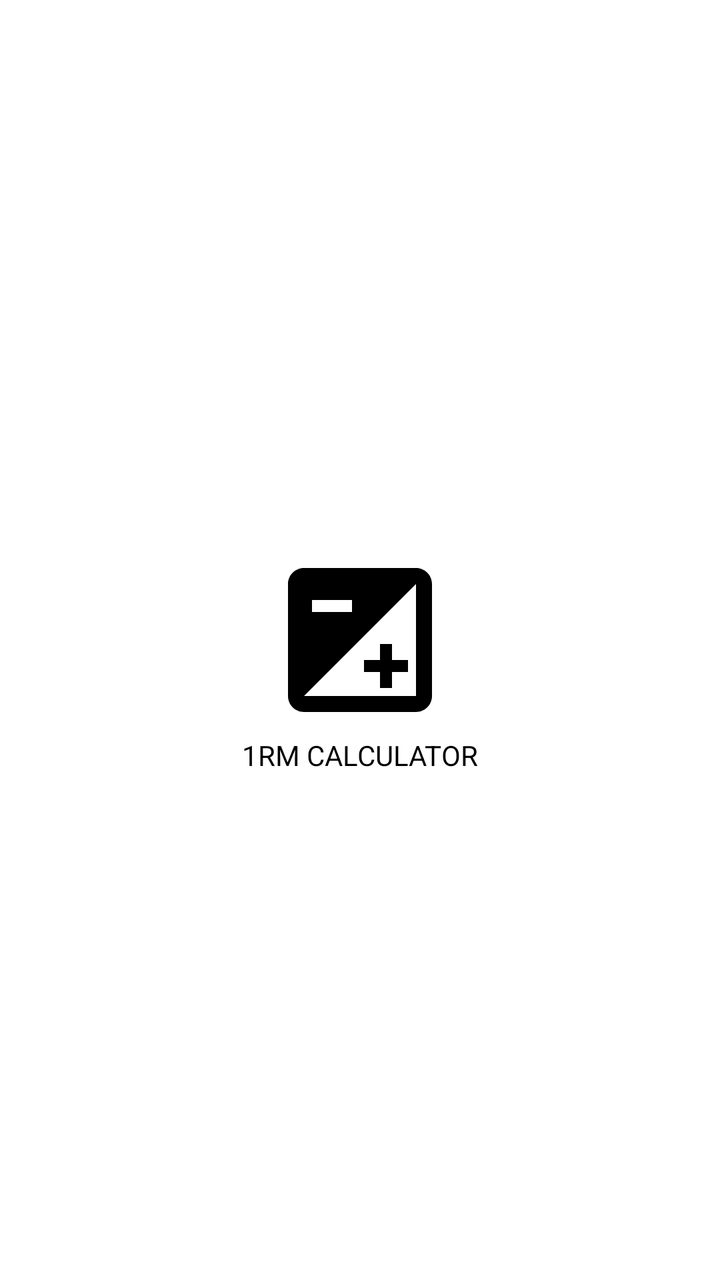
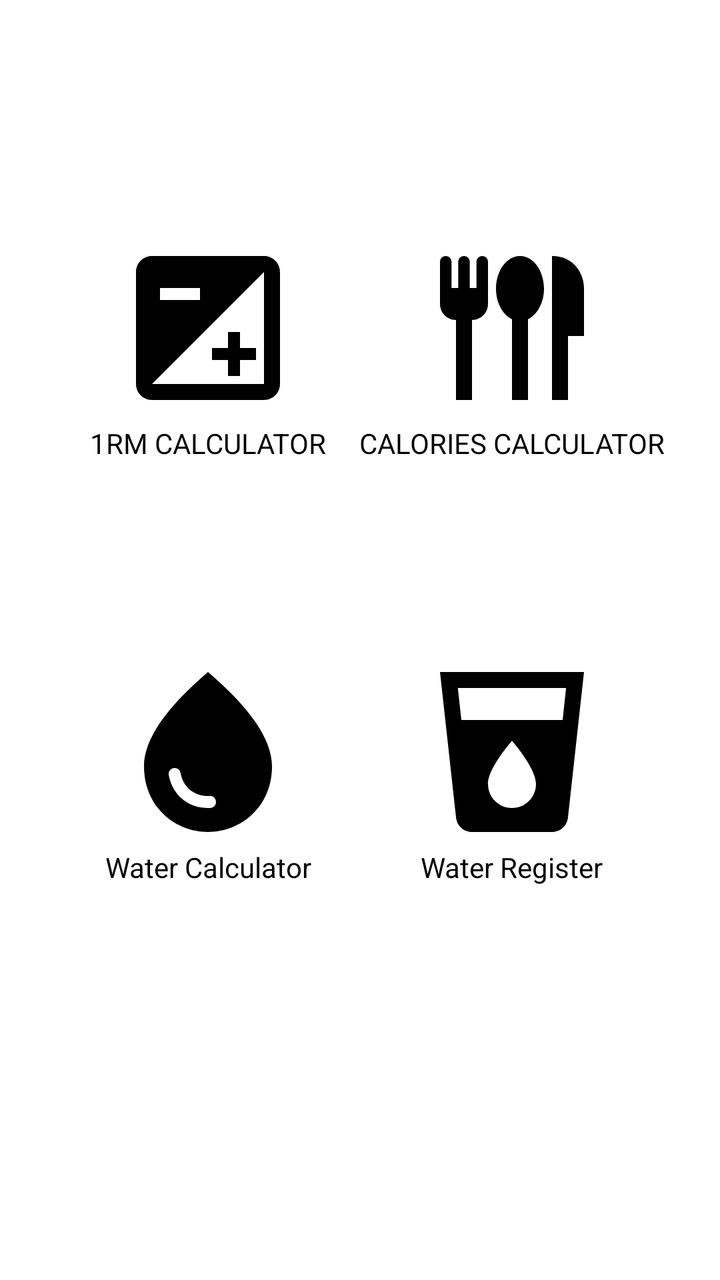

The first picture is an Android layout as it rendered before a commit; the second is the same layout after the commit. The layout source and the unified diff follow.
<!-- AndroidManifest.xml: application theme Theme.FitTrackMobile -->
<!-- res/layout/fragment_tools.xml -->
<?xml version="1.0" encoding="utf-8"?>
<androidx.constraintlayout.widget.ConstraintLayout xmlns:android="http://schemas.android.com/apk/res/android"
    xmlns:app="http://schemas.android.com/apk/res-auto"
    xmlns:tools="http://schemas.android.com/tools"
    android:layout_width="match_parent"
    android:layout_height="match_parent"
    tools:context=".ui.tools.ToolsFragment">

    <androidx.appcompat.widget.AppCompatImageButton
        android:id="@+id/rm_calculator_button"
        android:layout_width="wrap_content"
        android:layout_height="wrap_content"
        android:background="@drawable/baseline_exposure_96"
        app:layout_constraintTop_toTopOf="parent"
        app:layout_constraintBottom_toBottomOf="parent"
        app:layout_constraintStart_toStartOf="parent"
        app:layout_constraintEnd_toEndOf="parent" />

    <TextView
        android:layout_width="wrap_content"
        android:layout_height="wrap_content"
        android:text="@string/rm_calculator_label"
        android:textColor="@color/black"
        app:layout_constraintTop_toBottomOf="@id/rm_calculator_button"
        app:layout_constraintStart_toStartOf="@id/rm_calculator_button"
        app:layout_constraintEnd_toEndOf="@id/rm_calculator_button"/>
</androidx.constraintlayout.widget.ConstraintLayout>
<!-- resources referenced by this layout -->
<resources>
  <color name="black">#FF000000</color>
  <!-- drawable baseline_exposure_96 (drawable) -->
  <vector android:height="96dp" android:tint="#000000"
      android:viewportHeight="24" android:viewportWidth="24"
      android:width="96dp" xmlns:android="http://schemas.android.com/apk/res/android">
      <path android:fillColor="@android:color/white" android:pathData="M19,3L5,3c-1.1,0 -2,0.9 -2,2v14c0,1.1 0.9,2 2,2h14c1.1,0 2,-0.9 2,-2L21,5c0,-1.1 -0.9,-2 -2,-2zM6,7h5v1.5L6,8.5L6,7zM19,19L5,19L19,5v14zM14.5,16v2L16,18v-2h2v-1.5h-2v-2h-1.5v2h-2L12.5,16z"/>
  </vector>
  <string name="rm_calculator_label">1RM CALCULATOR</string>
  <style name="Theme.FitTrackMobile" parent="Theme.MaterialComponents.DayNight.DarkActionBar">
          
          <item name="colorPrimary">@color/purple_500</item>
          <item name="colorPrimaryVariant">@color/purple_700</item>
          <item name="colorOnPrimary">@color/white</item>
          
          <item name="colorSecondary">@color/teal_200</item>
          <item name="colorSecondaryVariant">@color/teal_700</item>
          <item name="colorOnSecondary">@color/black</item>
          
          <item name="android:statusBarColor">?attr/colorPrimaryVariant</item>
          
      </style>
  <color name="purple_500">#FF6200EE</color>
  <color name="purple_700">#FF3700B3</color>
  <color name="white">#FFFFFFFF</color>
  <color name="teal_200">#FF03DAC5</color>
  <color name="teal_700">#FF018786</color>
</resources>

<!-- the commit's change to res/layout/fragment_tools.xml (unified diff, before → after) -->
@@ -12,9 +12,9 @@
         android:layout_height="wrap_content"
         android:background="@drawable/baseline_exposure_96"
         app:layout_constraintTop_toTopOf="parent"
-        app:layout_constraintBottom_toBottomOf="parent"
+        app:layout_constraintBottom_toTopOf="@id/water_calculator_button"
         app:layout_constraintStart_toStartOf="parent"
-        app:layout_constraintEnd_toEndOf="parent" />
+        app:layout_constraintEnd_toStartOf="@id/calories_calculator_button"/>
 
     <TextView
         android:layout_width="wrap_content"
@@ -24,4 +24,64 @@
         app:layout_constraintTop_toBottomOf="@id/rm_calculator_button"
         app:layout_constraintStart_toStartOf="@id/rm_calculator_button"
         app:layout_constraintEnd_toEndOf="@id/rm_calculator_button"/>
+
+    <androidx.appcompat.widget.AppCompatImageButton
+        android:id="@+id/calories_calculator_button"
+        android:layout_width="wrap_content"
+        android:layout_height="wrap_content"
+        android:background="@drawable/baseline_flatware_96"
+        app:layout_constraintTop_toTopOf="parent"
+        app:layout_constraintBottom_toTopOf="@id/water_calculator_button"
+        app:layout_constraintStart_toEndOf="@id/rm_calculator_button"
+        app:layout_constraintEnd_toEndOf="parent" />
+
+    <TextView
+        android:layout_width="wrap_content"
+        android:layout_height="wrap_content"
+        android:text="@string/calories_calculator_button_text"
+        android:textColor="@color/black"
+        app:layout_constraintTop_toBottomOf="@id/calories_calculator_button"
+        app:layout_constraintStart_toStartOf="@id/calories_calculator_button"
+        app:layout_constraintEnd_toEndOf="@id/calories_calculator_button"/>
+
+    <androidx.appcompat.widget.AppCompatImageButton
+        android:id="@+id/water_calculator_button"
+        android:layout_width="wrap_content"
+        android:layout_height="wrap_content"
+        android:background="@drawable/baseline_water_drop_96"
+        android:layout_marginBottom="100dp"
+        app:layout_constraintTop_toBottomOf="@id/rm_calculator_button"
+        app:layout_constraintBottom_toBottomOf="parent"
+        app:layout_constraintStart_toStartOf="parent"
+        app:layout_constraintEnd_toStartOf="@id/water_register_button"/>
+
+    <TextView
+        android:layout_width="wrap_content"
+        android:layout_height="wrap_content"
+        android:text="@string/water_calculator_text"
+        android:textColor="@color/black"
+        app:layout_constraintTop_toBottomOf="@id/water_calculator_button"
+        app:layout_constraintStart_toStartOf="@id/water_calculator_button"
+        app:layout_constraintEnd_toEndOf="@id/water_calculator_button"/>
+
+    <androidx.appcompat.widget.AppCompatImageButton
+        android:id="@+id/water_register_button"
+        android:layout_width="wrap_content"
+        android:layout_height="wrap_content"
+        android:background="@drawable/baseline_local_drink_96"
+        android:layout_marginBottom="100dp"
+        app:layout_constraintStart_toEndOf="@id/water_calculator_button"
+        app:layout_constraintEnd_toEndOf="parent"
+        app:layout_constraintTop_toBottomOf="@id/calories_calculator_button"
+        app:layout_constraintBottom_toBottomOf="parent"/>
+
+    <TextView
+        android:layout_width="wrap_content"
+        android:layout_height="wrap_content"
+        android:text="@string/water_register_text"
+        android:textColor="@color/black"
+        app:layout_constraintTop_toBottomOf="@id/water_register_button"
+        app:layout_constraintStart_toStartOf="@id/water_register_button"
+        app:layout_constraintEnd_toEndOf="@id/water_register_button"/>
+
 </androidx.constraintlayout.widget.ConstraintLayout>
<!-- resource entries referenced after the edit -->
@@ -7,7 +7,28 @@
       android:width="96dp" xmlns:android="http://schemas.android.com/apk/res/android">
       <path android:fillColor="@android:color/white" android:pathData="M19,3L5,3c-1.1,0 -2,0.9 -2,2v14c0,1.1 0.9,2 2,2h14c1.1,0 2,-0.9 2,-2L21,5c0,-1.1 -0.9,-2 -2,-2zM6,7h5v1.5L6,8.5L6,7zM19,19L5,19L19,5v14zM14.5,16v2L16,18v-2h2v-1.5h-2v-2h-1.5v2h-2L12.5,16z"/>
   </vector>
+  <!-- drawable baseline_flatware_96 (drawable) -->
+  <vector android:height="96dp" android:tint="#000000"
+      android:viewportHeight="24" android:viewportWidth="24"
+      android:width="96dp" xmlns:android="http://schemas.android.com/apk/res/android">
+      <path android:fillColor="@android:color/white" android:pathData="M16,7.08c0,1.77 -0.84,3.25 -2,3.82V21h-2V10.9c-1.16,-0.57 -2,-2.05 -2,-3.82C10.01,4.83 11.35,3 13,3C14.66,3 16,4.83 16,7.08zM17,3v18h2v-8h2V7C21,5.24 19.76,3 17,3zM8.28,3c-0.4,0 -0.72,0.32 -0.72,0.72V7H6.72V3.72C6.72,3.32 6.4,3 6,3S5.28,3.32 5.28,3.72V7H4.44V3.72C4.44,3.32 4.12,3 3.72,3S3,3.32 3,3.72V9c0,1.1 0.9,2 2,2v10h2V11c1.1,0 2,-0.9 2,-2V3.72C9,3.32 8.68,3 8.28,3z"/>
+  </vector>
+  <!-- drawable baseline_local_drink_96 (drawable) -->
+  <vector android:height="96dp" android:tint="#000000"
+      android:viewportHeight="24" android:viewportWidth="24"
+      android:width="96dp" xmlns:android="http://schemas.android.com/apk/res/android">
+      <path android:fillColor="@android:color/white" android:pathData="M3,2l2.01,18.23C5.13,21.23 5.97,22 7,22h10c1.03,0 1.87,-0.77 1.99,-1.77L21,2L3,2zM12,19c-1.66,0 -3,-1.34 -3,-3 0,-2 3,-5.4 3,-5.4s3,3.4 3,5.4c0,1.66 -1.34,3 -3,3zM18.33,8L5.67,8l-0.44,-4h13.53l-0.43,4z"/>
+  </vector>
+  <!-- drawable baseline_water_drop_96 (drawable) -->
+  <vector android:height="96dp" android:tint="#000000"
+      android:viewportHeight="24" android:viewportWidth="24"
+      android:width="96dp" xmlns:android="http://schemas.android.com/apk/res/android">
+      <path android:fillColor="@android:color/white" android:pathData="M12,2c-5.33,4.55 -8,8.48 -8,11.8c0,4.98 3.8,8.2 8,8.2s8,-3.22 8,-8.2C20,10.48 17.33,6.55 12,2zM7.83,14c0.37,0 0.67,0.26 0.74,0.62c0.41,2.22 2.28,2.98 3.64,2.87c0.43,-0.02 0.79,0.32 0.79,0.75c0,0.4 -0.32,0.73 -0.72,0.75c-2.13,0.13 -4.62,-1.09 -5.19,-4.12C7.01,14.42 7.37,14 7.83,14z"/>
+  </vector>
+  <string name="calories_calculator_button_text">CALORIES CALCULATOR</string>
   <string name="rm_calculator_label">1RM CALCULATOR</string>
+  <string name="water_calculator_text">Water Calculator</string>
+  <string name="water_register_text">Water Register</string>
   <style name="Theme.FitTrackMobile" parent="Theme.MaterialComponents.DayNight.DarkActionBar">
           
           <item name="colorPrimary">@color/purple_500</item>
